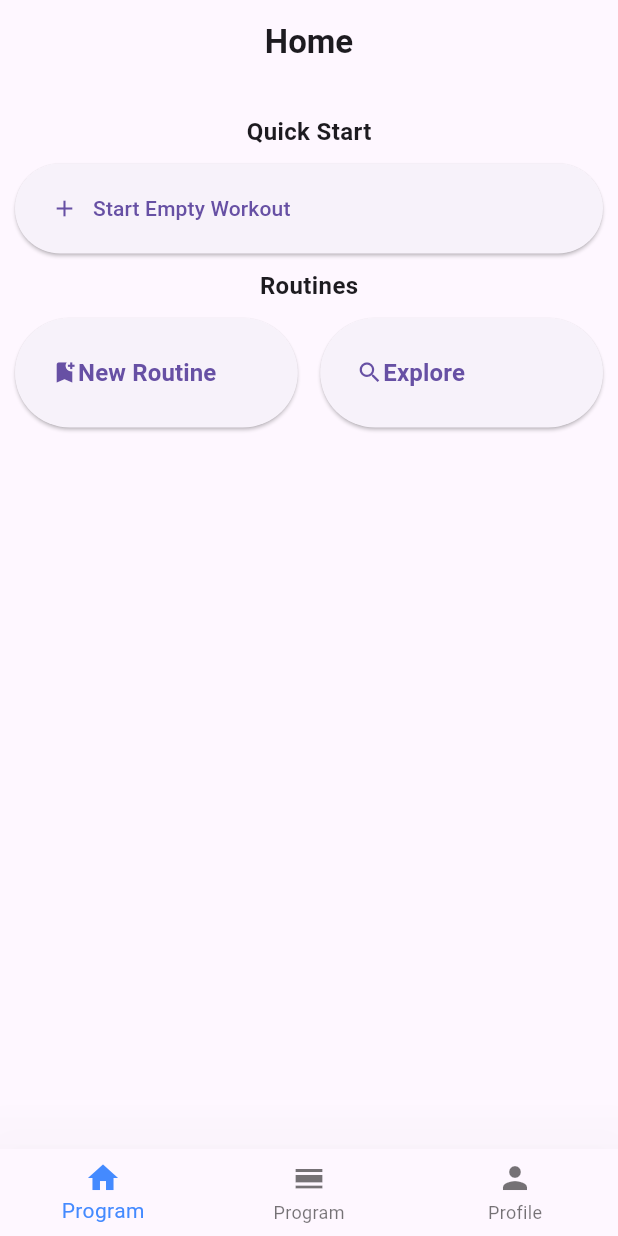
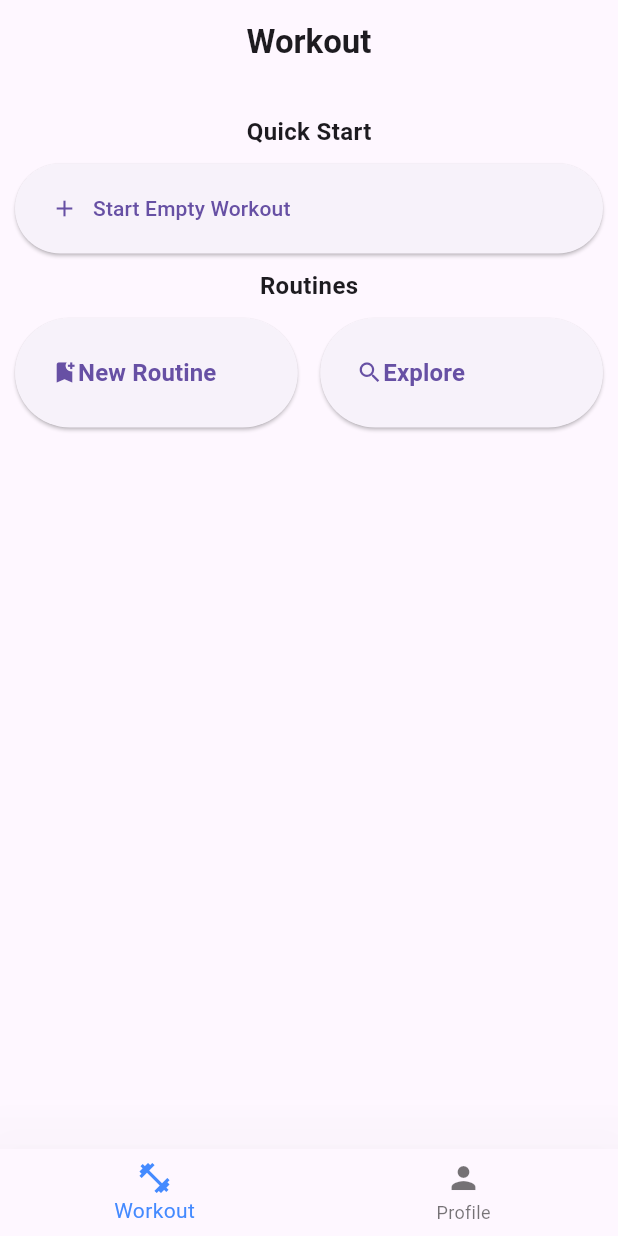
Before and after one commit to Tylefnx/gymlogger, a Flutter app: the screen it shows after launch, on a phone screen of 412 x 824 dp. Run offline on Flutter 3.47's test engine with Material 3 defaults, Android fonts, the phone set to English and light mode, and no system bars; our stand-ins replace flutter_hooks, hooks_riverpod.

Commit message:
Revised bottom navigation items

```diff
--- a/lib/core/presentation/bottom_navigation_bar/bottom_navigation_items.dart
+++ b/lib/core/presentation/bottom_navigation_bar/bottom_navigation_items.dart
@@ -2,17 +2,13 @@
 
 final bottomNavigationItems = [
   BottomNavigationBarItem(
-    label: bottomNavigationLabels[1],
-    icon: Icon(Icons.home),
+    label: bottomNavigationLabels[0],
+    icon: Icon(Icons.fitness_center),
   ),
   BottomNavigationBarItem(
     label: bottomNavigationLabels[1],
-    icon: Icon(Icons.calendar_view_day),
-  ),
-  BottomNavigationBarItem(
-    label: bottomNavigationLabels[2],
     icon: Icon(Icons.person),
   ),
 ];
 
-const List<String?> bottomNavigationLabels = ['Home', 'Program', 'Profile'];
+const List<String?> bottomNavigationLabels = ['Workout', 'Profile'];
```
